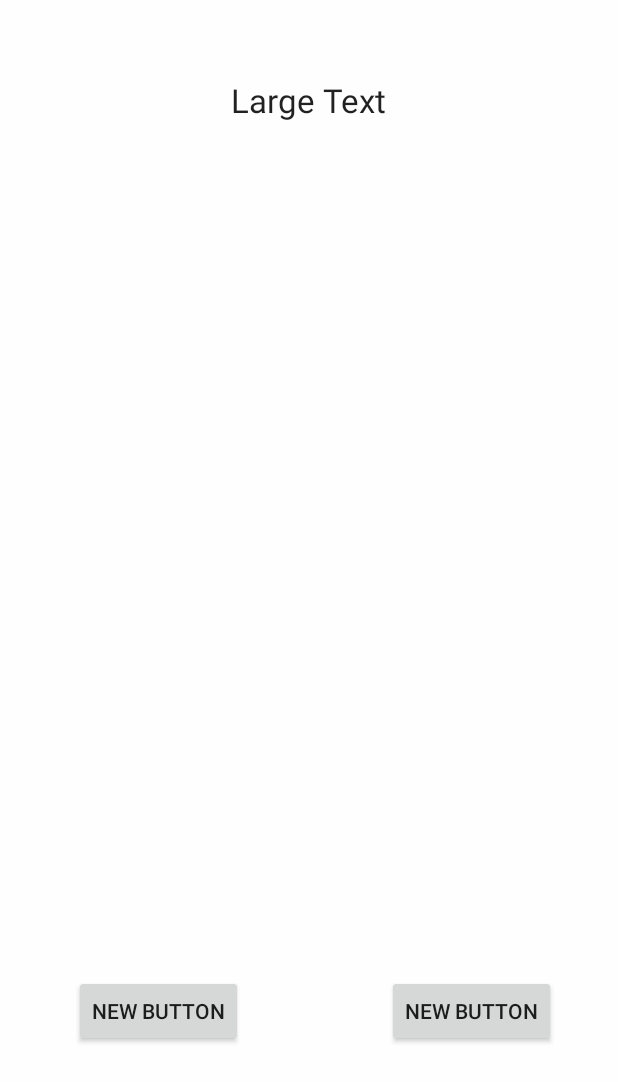
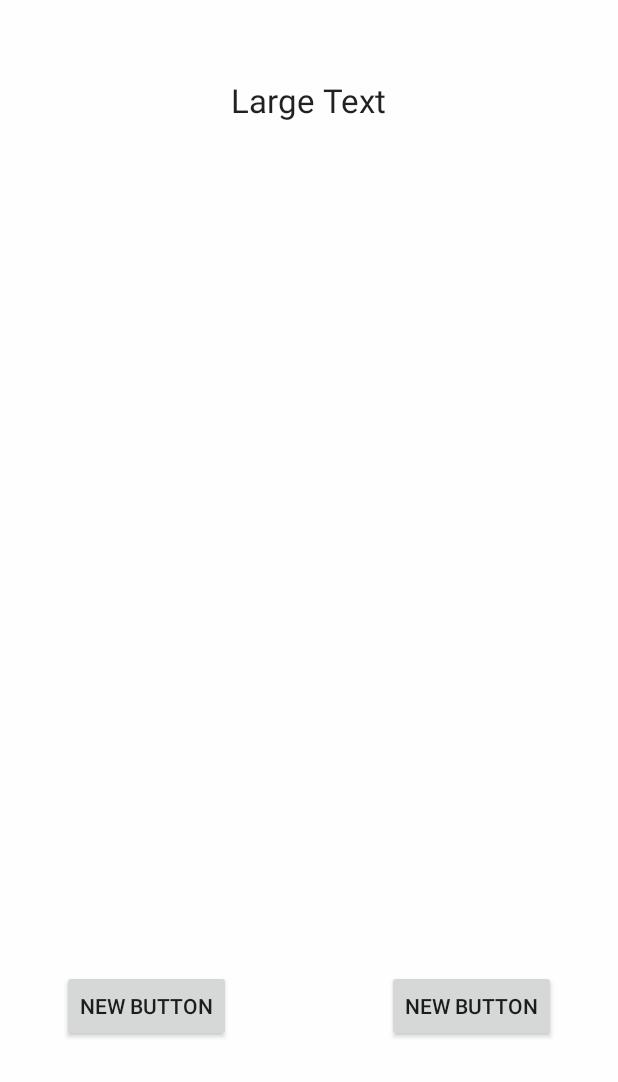
Before and after one commit to mmoookkkk/ICANTEEN, an Android app: the screen it shows after launch (MainActivity), on a phone screen of 412 x 824 dp. Shown: the top 1082 px of the screen. Run offline under Robolectric (Android 15) with nearby library versions, the phone set to English and light mode, and no system bars.

Commit message:
hey sed laew na

```diff
--- a/app/src/main/res/layout/activity_main.xml
+++ b/app/src/main/res/layout/activity_main.xml
@@ -12,21 +12,19 @@
         android:layout_height="wrap_content"
         android:text="New Button"
         android:id="@+id/button"
-        android:layout_marginBottom="126dp"
-        android:layout_marginLeft="49dp"
-        android:layout_marginStart="49dp"
+        android:layout_marginBottom="129dp"
         android:layout_alignParentBottom="true"
-        android:layout_alignParentLeft="true"
-        android:layout_alignParentStart="true" />
+        android:layout_toLeftOf="@+id/textView"
+        android:layout_toStartOf="@+id/textView" />
 
     <Button
         android:layout_width="wrap_content"
         android:layout_height="wrap_content"
         android:text="New Button"
         android:id="@+id/button2"
+        android:layout_alignTop="@+id/button"
         android:layout_toRightOf="@+id/textView"
-        android:layout_toEndOf="@+id/textView"
-        android:layout_alignTop="@+id/button" />
+        android:layout_toEndOf="@+id/textView" />
 
     <TextView
         android:layout_width="wrap_content"
```
